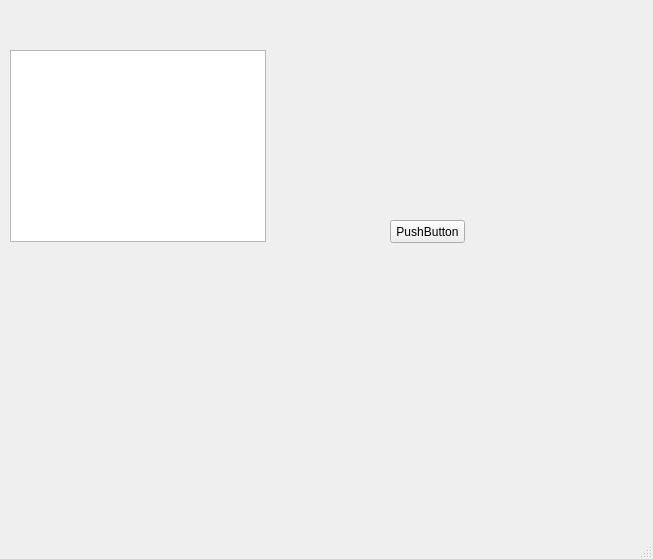
Old version of the form qt-file-transfer/client/client.ui in the repository shadow-wd/Qt-file-transfer.
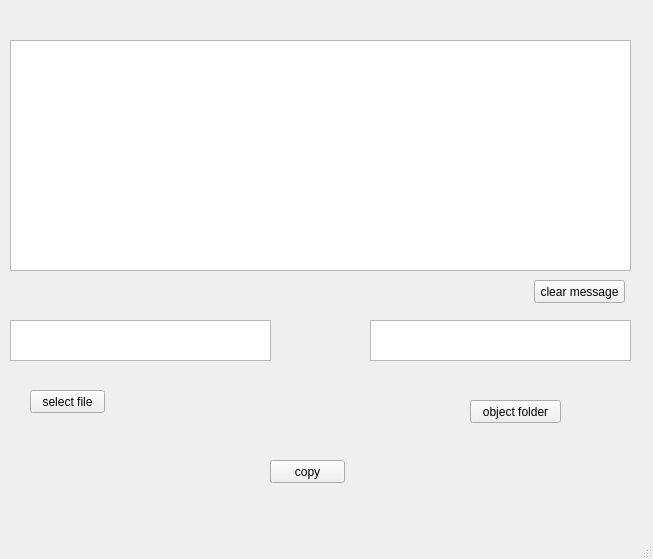
New version of the form.

Commit message: can copy file locally in Explorer.

```diff
--- a/qt-file-transfer/client/client.ui
+++ b/qt-file-transfer/client/client.ui
@@ -17,26 +17,85 @@
    <widget class="QPushButton" name="pushButton">
     <property name="geometry">
      <rect>
-      <x>390</x>
-      <y>220</y>
+      <x>30</x>
+      <y>390</y>
       <width>75</width>
       <height>23</height>
      </rect>
     </property>
     <property name="text">
-     <string>PushButton</string>
+     <string>select file</string>
     </property>
    </widget>
    <widget class="QTextBrowser" name="textBrowser">
     <property name="geometry">
      <rect>
       <x>10</x>
-      <y>50</y>
-      <width>256</width>
-      <height>192</height>
+      <y>40</y>
+      <width>621</width>
+      <height>231</height>
      </rect>
     </property>
    </widget>
+   <widget class="QTextBrowser" name="sourcefilepathdisplay">
+    <property name="geometry">
+     <rect>
+      <x>10</x>
+      <y>320</y>
+      <width>261</width>
+      <height>41</height>
+     </rect>
+    </property>
+   </widget>
+   <widget class="QTextBrowser" name="objectfilepathdisplay">
+    <property name="geometry">
+     <rect>
+      <x>370</x>
+      <y>320</y>
+      <width>261</width>
+      <height>41</height>
+     </rect>
+    </property>
+   </widget>
+   <widget class="QPushButton" name="objectfolder">
+    <property name="geometry">
+     <rect>
+      <x>470</x>
+      <y>400</y>
+      <width>91</width>
+      <height>23</height>
+     </rect>
+    </property>
+    <property name="text">
+     <string>object folder</string>
+    </property>
+   </widget>
+   <widget class="QPushButton" name="copybutton">
+    <property name="geometry">
+     <rect>
+      <x>270</x>
+      <y>460</y>
+      <width>75</width>
+      <height>23</height>
+     </rect>
+    </property>
+    <property name="text">
+     <string>copy</string>
+    </property>
+   </widget>
+   <widget class="QPushButton" name="clearmessage">
+    <property name="geometry">
+     <rect>
+      <x>534</x>
+      <y>280</y>
+      <width>91</width>
+      <height>23</height>
+     </rect>
+    </property>
+    <property name="text">
+     <string>clear message</string>
+    </property>
+   </widget>
   </widget>
   <widget class="QMenuBar" name="menubar">
    <property name="geometry">
```
Left out of the diff: 4 changed lines with no effect on the pictures. The commit also changes 16 other files.
